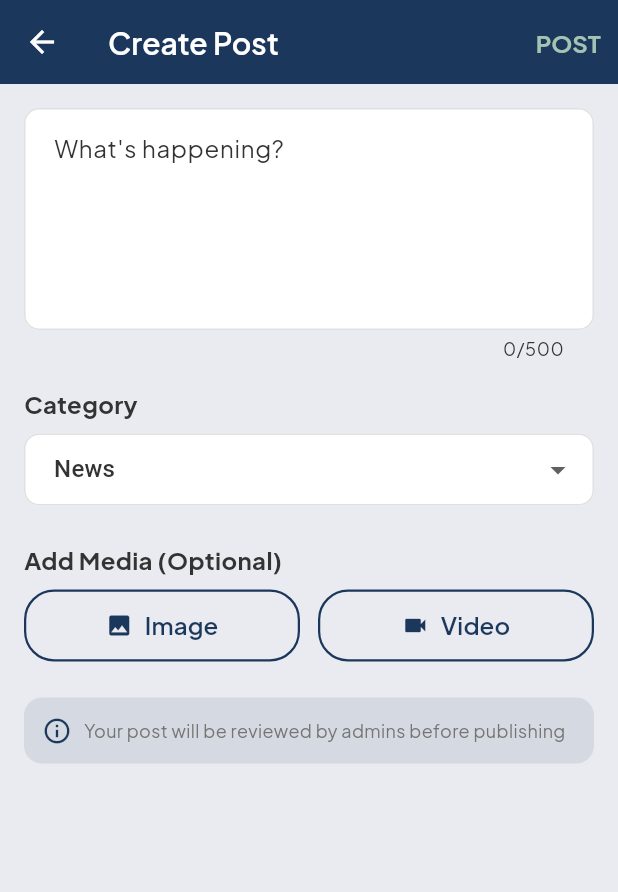
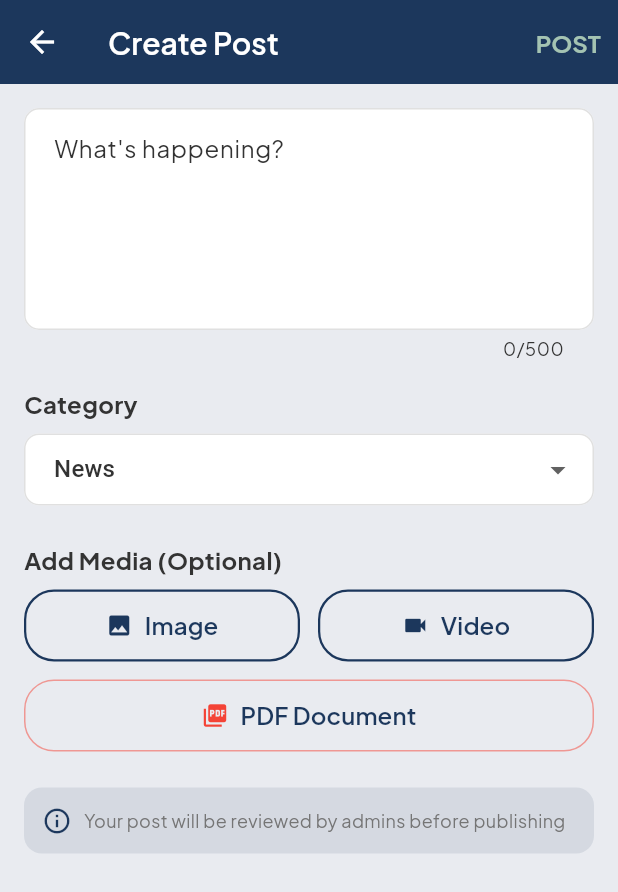
Before and after one commit to techmigosglobal/FocusToday, a Flutter app: the CreatePostScreen screen opened directly with empty values, on a phone screen of 412 x 824 dp. Shown: the top 892 px of the screen. Run offline on Flutter 3.47's test engine with Material 3 defaults, Android fonts, the phone set to English and light mode, and no system bars; our stand-ins replace file_picker, google_fonts, image_cropper, image_picker, permission_handler, share_plus and 2 more; missing offline and left inert: syncfusion_flutter_pdfviewer; accounts and stored records are empty.

Commit message:
Phase 2: PDF Support - Added PDF file picker with validation to create post screen

```diff
--- a/lib/features/feed/presentation/screens/create_post_screen.dart
+++ b/lib/features/feed/presentation/screens/create_post_screen.dart
@@ -1,5 +1,6 @@
 import 'package:flutter/material.dart';
 import 'package:permission_handler/permission_handler.dart';
+import 'package:file_picker/file_picker.dart';
 import 'dart:io';
 import '../../../../app/theme/app_colors.dart';
 import '../../../../core/services/media_picker_service.dart';
@@ -128,6 +129,53 @@ class _CreatePostScreenState extends State<CreatePostScreen> {
       _selectedMedia = null;
       _contentType = ContentType.none;
     });
+  }
+
+  /// Pick PDF file with validation
+  Future<void> _pickPdfFile() async {
+    try {
+      final result = await FilePicker.platform.pickFiles(
+        type: FileType.custom,
+        allowedExtensions: ['pdf'],
+        withData: false,
+      );
+
+      if (result == null || result.files.isEmpty) return;
+
+      final file = File(result.files.single.path!);
+
+      // Validate file size (max 10MB)
+      final fileSize = await file.length();
+      final maxSize = 10 * 1024 * 1024; // 10MB
+
+      if (fileSize > maxSize) {
+        if (mounted) {
+          ScaffoldMessenger.of(context).showSnackBar(
+            const SnackBar(
+              content: Text('PDF file size must be less than 10MB'),
+              backgroundColor: Colors.red,
+            ),
+          );
+        }
+        return;
+      }
+
+      if (mounted) {
+        setState(() {
+          _selectedMedia = file;
+          _contentType = ContentType.pdf;
+        });
+      }
+    } catch (e) {
+      if (mounted) {
+        ScaffoldMessenger.of(context).showSnackBar(
+          SnackBar(
+            content: Text('Error selecting PDF: $e'),
+            backgroundColor: Colors.red,
+          ),
+        );
+      }
+    }
   }
 
   /// Submit post
@@ -300,6 +348,34 @@ class _CreatePostScreenState extends State<CreatePostScreen> {
                         borderRadius: BorderRadius.circular(12),
                         child: _contentType == ContentType.image
                             ? Image.file(_selectedMedia!, fit: BoxFit.contain)
+                            : _contentType == ContentType.pdf
+                            ? Center(
+                                child: Column(
+                                  mainAxisAlignment: MainAxisAlignment.center,
+                                  children: [
+                                    Icon(
+                                      Icons.picture_as_pdf,
+                                      size: 64,
+                                      color: Colors.red.withValues(alpha: 0.8),
+                                    ),
+                                    const SizedBox(height: 8),
+                                    Text(
+                                      'PDF Document',
+                                      style: TextStyle(color: Colors.white),
+                                    ),
+                                    const SizedBox(height: 4),
+                                    Text(
+                                      _selectedMedia!.path.split('/').last,
+                                      style: TextStyle(
+                                        color: Colors.white70,
+                                        fontSize: 12,
+                                      ),
+                                      maxLines: 1,
+                                      overflow: TextOverflow.ellipsis,
+                                    ),
+                                  ],
+                                ),
+                              )
                             : Center(
                                 child: Column(
                                   mainAxisAlignment: MainAxisAlignment.center,
@@ -367,6 +443,22 @@ class _CreatePostScreenState extends State<CreatePostScreen> {
                     ),
                   ],
                 ),
+                const SizedBox(height: 12),
+                // PDF Button
+                SizedBox(
+                  width: double.infinity,
+                  child: OutlinedButton.icon(
+                    onPressed: _pickPdfFile,
+                    icon: const Icon(Icons.picture_as_pdf, color: Colors.red),
+                    label: const Text('PDF Document'),
+                    style: OutlinedButton.styleFrom(
+                      padding: const EdgeInsets.symmetric(vertical: 12),
+                      side: BorderSide(
+                        color: Colors.red.withValues(alpha: 0.5),
+                      ),
+                    ),
+                  ),
+                ),
               ],
               const SizedBox(height: 24),
 
```
